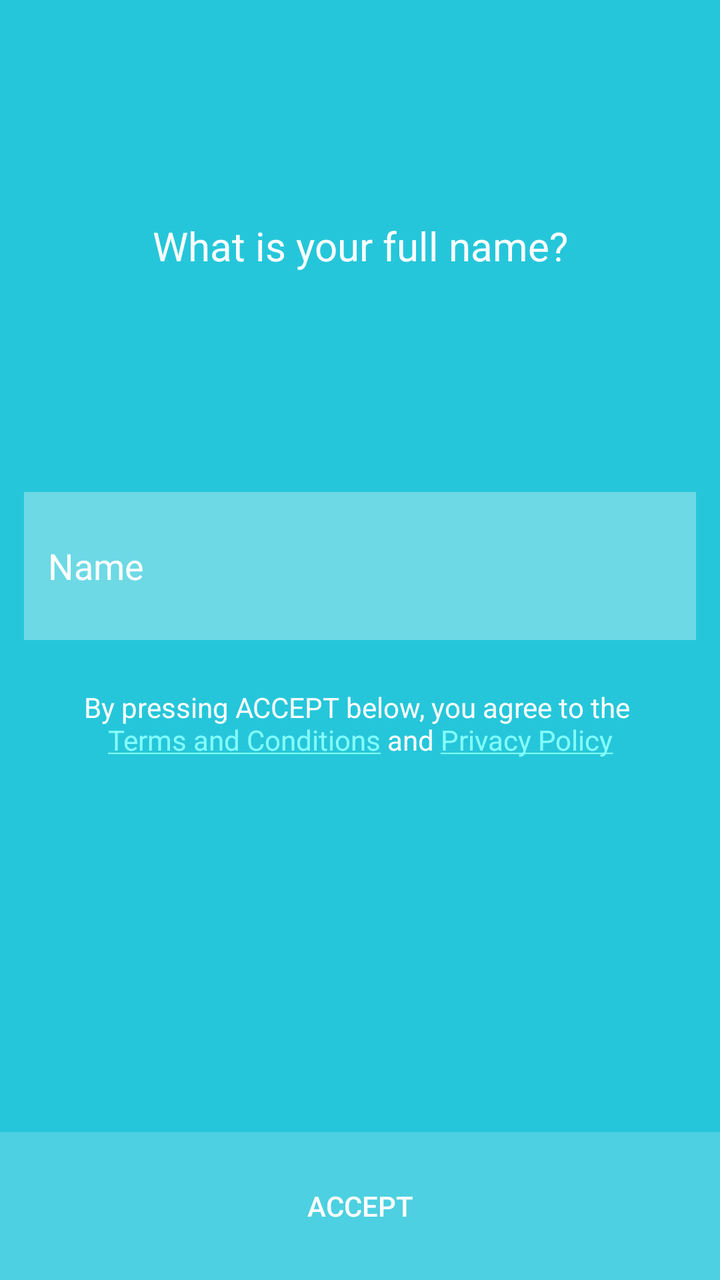
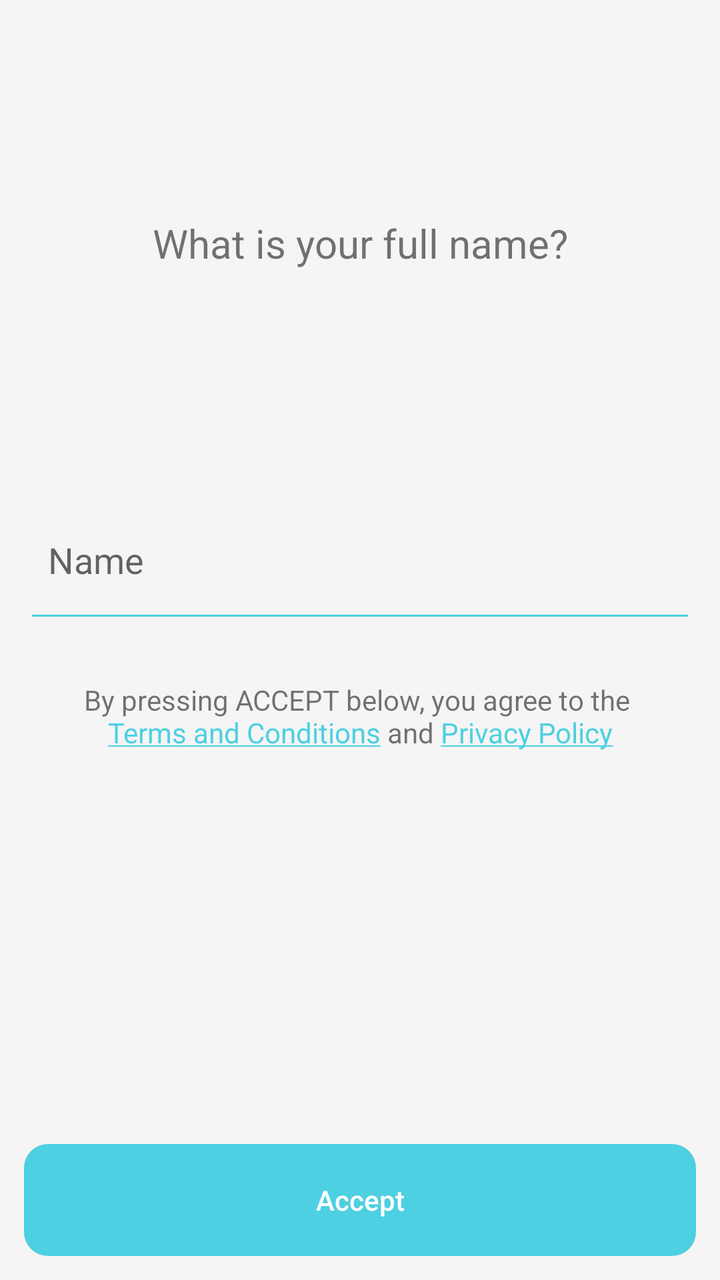

Before-and-after screenshots of an Android layout around one commit, followed by the original layout XML and the change that was made.
<!-- AndroidManifest.xml: activity theme LoggedOutTheme -->
<!-- res/layout/activity_terms.xml -->
<?xml version="1.0" encoding="utf-8"?>
<RelativeLayout
    xmlns:android="http://schemas.android.com/apk/res/android"
    xmlns:app="http://schemas.android.com/apk/res-auto"
    xmlns:tools="http://schemas.android.com/tools"
    android:layout_width="match_parent"
    android:layout_height="match_parent">
    <LinearLayout
        android:layout_width="match_parent"
        android:layout_height="match_parent"
        android:orientation="vertical"
        tools:context="com.caitoo0o.filler.activities.loggedoutactivites.BirthdayActivity">


        <TextView
            android:id="@+id/name_prompt_text_view"
            android:layout_width="match_parent"
            android:layout_height="0dp"
            android:layout_weight="3"
            android:gravity="center"
            android:layout_margin="@dimen/activity_horizontal_margin"
            android:textSize="20sp"
            android:breakStrategy="simple"
            android:textColor="@color/colorAccent"
            android:text="@string/enter_name" />

        <EditText
            android:id="@+id/name_edit_text"
            android:layout_width="match_parent"
            android:layout_height="0dp"
            android:layout_weight="1"
            android:hint="@string/name_placeholder"
            android:layout_marginLeft="@dimen/activity_horizontal_margin"
            android:layout_marginRight="@dimen/activity_horizontal_margin"
            android:padding="@dimen/activity_horizontal_margin"
            android:background="@color/colorInput"
            android:inputType="textCapWords"
            android:textColor="@color/colorAccent"
            android:textColorHint="@color/colorAccent" />

        <TextView
            android:id="@+id/terms_agreement_text_view"
            android:paddingTop="@dimen/activity_horizontal_margin"
            android:gravity="center|top"
            android:layout_width="match_parent"
            android:layout_height="0dp"
            android:layout_weight="3"
            android:layout_margin="@dimen/activity_horizontal_margin"
            android:textSize="14sp"
            android:breakStrategy="simple"
            android:textColor="@color/colorAccent"
            android:text="@string/terms_info" />

        <TextView
            android:id="@+id/terms_continue_button"
            android:layout_width="fill_parent"
            android:layout_height="0dp"
            android:layout_weight="1"
            android:background="@color/colorPrimary"
            android:text="@string/terms_continue"
            android:gravity="center"
            android:textColor="@color/colorAccent"
            android:fontFamily="sans-serif-medium"
            android:textAllCaps="true"
            android:onClick="onAccept"/>
    </LinearLayout>

    <include layout="@layout/progress"></include>
</RelativeLayout>
<!-- res/layout/progress.xml (included above) -->
<?xml version="1.0" encoding="utf-8"?>
<RelativeLayout xmlns:android="http://schemas.android.com/apk/res/android"
android:id="@+id/progress_bar_layout"
android:layout_width="match_parent"
android:layout_height="match_parent"
android:background="#99000000"
android:visibility="gone">
<ProgressBar
    style="?android:attr/progressBarStyleLarge"
    android:layout_width="wrap_content"
    android:layout_height="wrap_content"
    android:id="@+id/progress_bar"
    android:layout_centerVertical="true"
    android:layout_centerHorizontal="true"
    android:indeterminate="true"
    android:visibility="visible"/>
</RelativeLayout>
<!-- resources referenced by this layout -->
<resources>
  <color name="colorAccent">#ffffffff</color>
  <color name="colorInput">#ff6DD9E5</color>
  <color name="colorPrimary">#ff4DD0E1</color>
  <dimen name="activity_horizontal_margin">12dp</dimen>
  <string name="enter_name">What is your full name?</string>
  <string name="name_placeholder">Name</string>
  <string name="terms_continue">Accept</string>
  <string name="terms_info">By pressing ACCEPT below, you agree to the \n<a href="https://www.websitepolicies.com/policies/view/S3KMJ1">Terms and Conditions</a> and <a href="https://www.iubenda.com/privacy-policy/8156204">Privacy Policy</a></string>
  <style name="LoggedOutTheme" parent="Theme.AppCompat.NoActionBar">
          
          <item name="colorPrimary">@color/colorPrimary</item>
          <item name="colorPrimaryDark">@color/colorPrimaryDark</item> 
          <item name="colorAccent">@color/colorAccent</item> 
          <item name="android:colorBackground">@color/colorPrimaryDark</item>
          <item name="android:windowBackground">@color/colorPrimaryDark</item> 
          <item name="android:itemBackground">@color/colorPrimary</item> 
  
          <item name="android:textColorPrimary">@color/colorAccent</item> 
          
          <item name="android:textColorSecondary">@color/colorAccent</item> 
          
          
          
          
          
          
          
          <item name="android:textColorHighlight">@color/colorPrimary</item>
          <item name="android:textColorLink">@color/colorHighlight</item>
      </style>
  <color name="colorPrimaryDark">#ff26C6DA</color>
  <color name="colorHighlight">#ff84FFFF</color>
</resources>

<!-- the commit's change to res/layout/activity_terms.xml (unified diff, before → after) -->
@@ -21,7 +21,6 @@
             android:layout_margin="@dimen/activity_horizontal_margin"
             android:textSize="20sp"
             android:breakStrategy="simple"
-            android:textColor="@color/colorAccent"
             android:text="@string/enter_name" />
 
         <EditText
@@ -33,10 +32,7 @@
             android:layout_marginLeft="@dimen/activity_horizontal_margin"
             android:layout_marginRight="@dimen/activity_horizontal_margin"
             android:padding="@dimen/activity_horizontal_margin"
-            android:background="@color/colorInput"
-            android:inputType="textCapWords"
-            android:textColor="@color/colorAccent"
-            android:textColorHint="@color/colorAccent" />
+            android:inputType="textCapWords" />
 
         <TextView
             android:id="@+id/terms_agreement_text_view"
@@ -48,20 +44,19 @@
             android:layout_margin="@dimen/activity_horizontal_margin"
             android:textSize="14sp"
             android:breakStrategy="simple"
-            android:textColor="@color/colorAccent"
             android:text="@string/terms_info" />
 
         <TextView
             android:id="@+id/terms_continue_button"
-            android:layout_width="fill_parent"
-            android:layout_height="0dp"
-            android:layout_weight="1"
-            android:background="@color/colorPrimary"
+            android:layout_width="match_parent"
+            android:layout_height="@dimen/navigation_footer_height"
+            android:background="@drawable/button_selector_large"
             android:text="@string/terms_continue"
             android:gravity="center"
-            android:textColor="@color/colorAccent"
+            android:layout_margin="@dimen/activity_horizontal_margin"
+            android:textColor="@color/colorPrimary"
             android:fontFamily="sans-serif-medium"
-            android:textAllCaps="true"
+            android:textAllCaps="false"
             android:onClick="onAccept"/>
     </LinearLayout>
 
<!-- resource entries referenced after the edit -->
@@ -1,25 +1,21 @@
 <!-- resources referenced by this layout -->
 <resources>
-  <color name="colorAccent">#ffffffff</color>
-  <color name="colorInput">#ff6DD9E5</color>
-  <color name="colorPrimary">#ff4DD0E1</color>
-  <dimen name="activity_horizontal_margin">12dp</dimen>
-  <string name="enter_name">What is your full name?</string>
-  <string name="name_placeholder">Name</string>
-  <string name="terms_continue">Accept</string>
-  <string name="terms_info">By pressing ACCEPT below, you agree to the \n<a href="https://www.websitepolicies.com/policies/view/S3KMJ1">Terms and Conditions</a> and <a href="https://www.iubenda.com/privacy-policy/8156204">Privacy Policy</a></string>
-  <style name="LoggedOutTheme" parent="Theme.AppCompat.NoActionBar">
-          
+  <color name="colorAccent">#ffb4ffff</color>
+  <style name="AppTheme" parent="BaseTheme">
+      </style>
+  <style name="BaseTheme" parent="Theme.AppCompat.Light">
           <item name="colorPrimary">@color/colorPrimary</item>
           <item name="colorPrimaryDark">@color/colorPrimaryDark</item> 
           <item name="colorAccent">@color/colorAccent</item> 
-          <item name="android:colorBackground">@color/colorPrimaryDark</item>
-          <item name="android:windowBackground">@color/colorPrimaryDark</item> 
+  
+          <item name="android:colorBackground">@color/colorBackground</item> 
+          <item name="android:windowBackground">@color/colorBackground</item> 
           <item name="android:itemBackground">@color/colorPrimary</item> 
+          <item name="android:colorForeground">@color/colorForeground</item>
   
-          <item name="android:textColorPrimary">@color/colorAccent</item> 
+          <item name="android:textColorPrimary">@color/colorSecondary</item> 
           
-          <item name="android:textColorSecondary">@color/colorAccent</item> 
+          <item name="android:textColorSecondary">@color/colorSecondary</item> 
           
           
           
@@ -28,9 +24,66 @@
           
           
           <item name="android:textColorHighlight">@color/colorPrimary</item>
-          <item name="android:textColorLink">@color/colorHighlight</item>
+          <item name="android:textColorLink">@color/colorSecondary</item>
+  
+          <item name="android:actionOverflowButtonStyle">@style/Overflow</item>
+  
+          <item name="editTextStyle">@style/EditText</item>
       </style>
-  <color name="colorPrimaryDark">#ff26C6DA</color>
-  <color name="colorHighlight">#ff84FFFF</color>
+  <color name="colorPrimary">#ffffffff</color>
+  <dimen name="activity_horizontal_margin">12dp</dimen>
+  <dimen name="navigation_footer_height">56dp</dimen>
+  <!-- drawable button_selector_large (drawable) -->
+  <?xml version="1.0" encoding="utf-8"?>
+  <selector xmlns:android="http://schemas.android.com/apk/res/android" >
+      <item android:state_pressed="true" >
+          <shape android:shape="rectangle"  >
+              <corners android:radius="20dip" />
+              <solid android:color="@color/colorAccent"/>
+          </shape>
+      </item>
+      <item android:state_focused="true">
+          <shape android:shape="rectangle"  >
+              <corners android:radius="20dip" />
+              <solid android:color="@color/colorAccent"/>
+          </shape>
+      </item>
+      <item >
+          <shape android:shape="rectangle"  >
+              <corners android:radius="12dp" />
+              <solid android:color="#ff4dd0e1" />
+              
+          </shape>
+      </item>
+  </selector>
+  <string name="enter_name">What is your full name?</string>
+  <string name="name_placeholder">Name</string>
+  <string name="terms_continue">Accept</string>
+  <string name="terms_info">By pressing ACCEPT below, you agree to the \n<a href="https://www.websitepolicies.com/policies/view/S3KMJ1">Terms and Conditions</a> and <a href="https://www.iubenda.com/privacy-policy/8156204">Privacy Policy</a></string>
+  <style name="LoggedOutTheme" parent="AppTheme">
+          <item name="windowActionBar">false</item>
+          <item name="windowNoTitle">true</item>
+      </style>
+  <color name="colorPrimaryDark">#ffc7c7c7</color>
+  <color name="colorBackground">#fff5f5f5</color>
+  <color name="colorForeground">@color/colorPrimary</color>
+  <color name="colorSecondary">#ff4DD0E1</color>
+  <style name="Overflow" parent="@style/Widget.AppCompat.Light.ActionButton.Overflow">
+          <item name="android:src">@drawable/ic_more_vert_24dp</item>
+      </style>
+  <style name="EditText" parent="@style/Widget.AppCompat.EditText">
+          <item name="android:textColor">@color/colorEditText</item>
+      </style>
+  <!-- drawable ic_more_vert_24dp (drawable) -->
+  <vector xmlns:android="http://schemas.android.com/apk/res/android"
+          android:width="24dp"
+          android:height="24dp"
+          android:viewportWidth="24.0"
+          android:viewportHeight="24.0">
+      <path
+          android:fillColor="#ffc7c7c7"
+          android:pathData="M12,8c1.1,0 2,-0.9 2,-2s-0.9,-2 -2,-2 -2,0.9 -2,2 0.9,2 2,2zM12,10c-1.1,0 -2,0.9 -2,2s0.9,2 2,2 2,-0.9 2,-2 -0.9,-2 -2,-2zM12,16c-1.1,0 -2,0.9 -2,2s0.9,2 2,2 2,-0.9 2,-2 -0.9,-2 -2,-2z"/>
+  </vector>
+  <color name="colorEditText">#8a000000</color>
 </resources>
 
